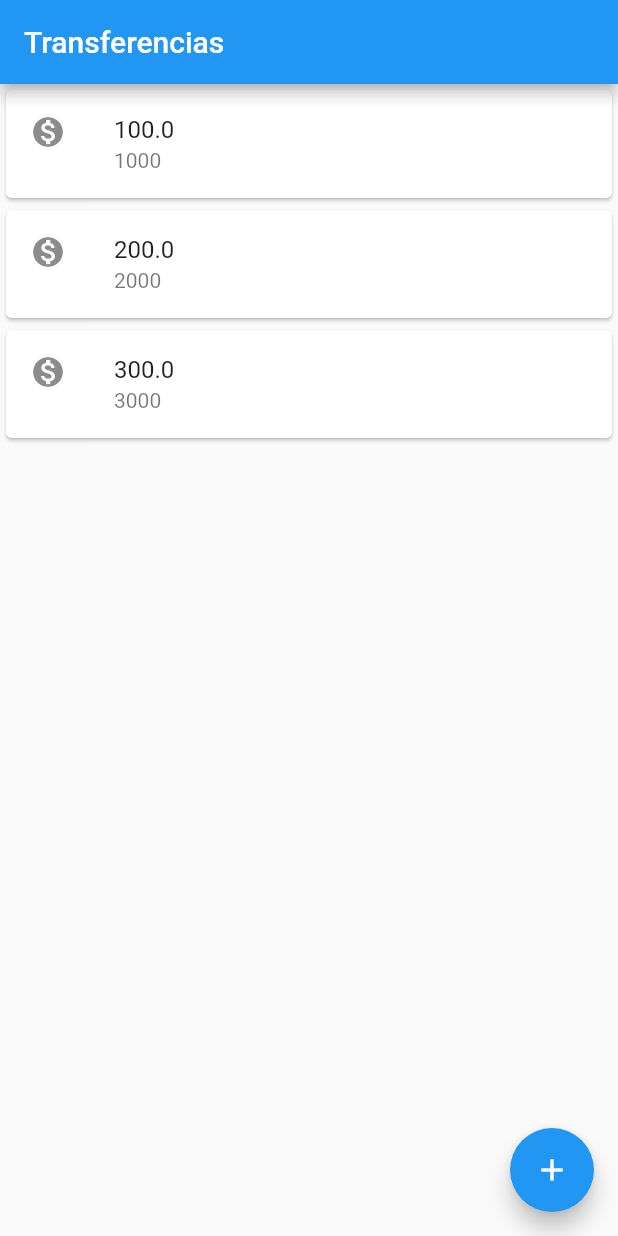
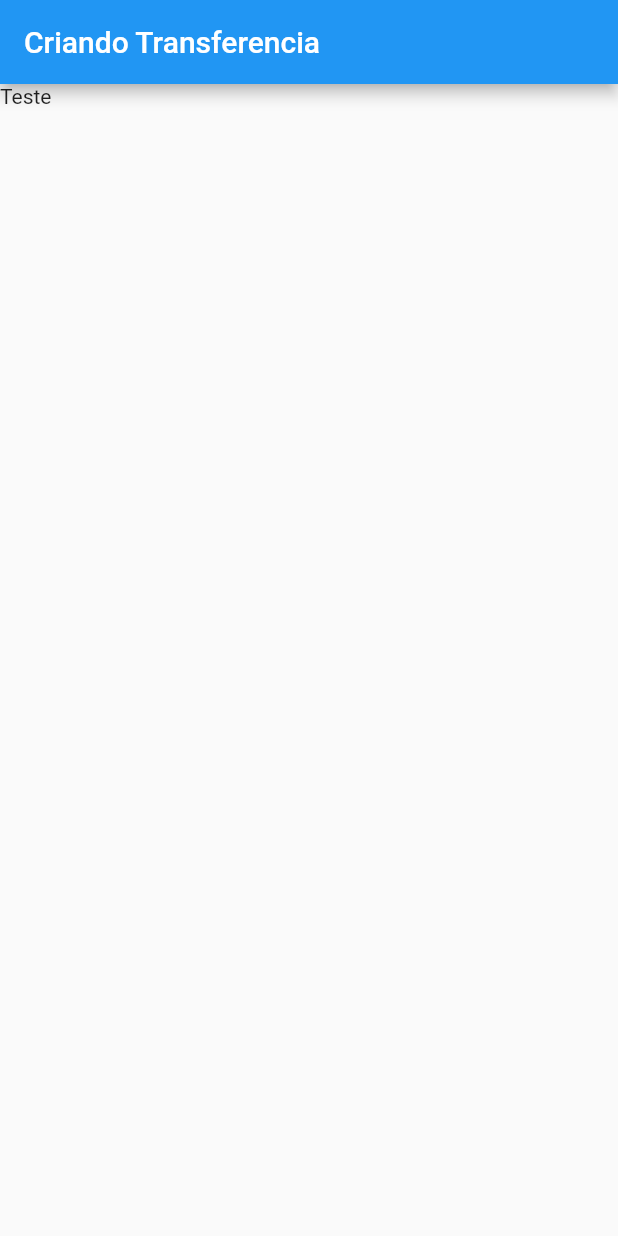
Before and after one commit to gabrielvcunha/alura-formacao-flutter, a Flutter app: the screen it shows after launch, on a phone screen of 412 x 824 dp. Run offline on Flutter 3.47's test engine with Material 2 defaults, Android fonts, the phone set to English and light mode, and no system bars.

Commit message:
Fundamentos - Aula 03.1 Conhecendo o hot reload

```diff
--- a/bytebank/lib/main.dart
+++ b/bytebank/lib/main.dart
@@ -1,25 +1,38 @@
 import 'package:flutter/material.dart';
 
-void main() => runApp(
-      MaterialApp(
+void main() => runApp(BytebankApp());
+
+class BytebankApp extends StatelessWidget {
+  @override
+  Widget build(BuildContext context) => MaterialApp(
         home: Scaffold(
-          appBar: AppBar(title: Text("Transferencias")),
-          body: ListaTransferencias(),
-          floatingActionButton: FloatingActionButton(
-            child: Icon(Icons.add),
-          ),
-        ),
+          body: FormularioTransferencia(),
         ),
       );
+}
+
+class FormularioTransferencia extends StatelessWidget {
+  @override
+  Widget build(BuildContext context) => Scaffold(
+        appBar: AppBar(title: Text("Criando Transferencia")),
+        body: Text("Teste"),
+      );
+}
 
 class ListaTransferencias extends StatelessWidget {
   @override
-  Widget build(BuildContext context) => Column(
+  Widget build(BuildContext context) => Scaffold(
+        appBar: AppBar(title: Text("Transferencias")),
+        body: Column(
           children: <ItemTransferencia>[
             ItemTransferencia(Transferencia(100.0, 1000)),
             ItemTransferencia(Transferencia(200.0, 2000)),
             ItemTransferencia(Transferencia(300.0, 3000)),
           ],
+        ),
+        floatingActionButton: FloatingActionButton(
+          child: Icon(Icons.add),
+        ),
       );
 }
 
```
Lines whose indentation alone changed are shown as unchanged.
